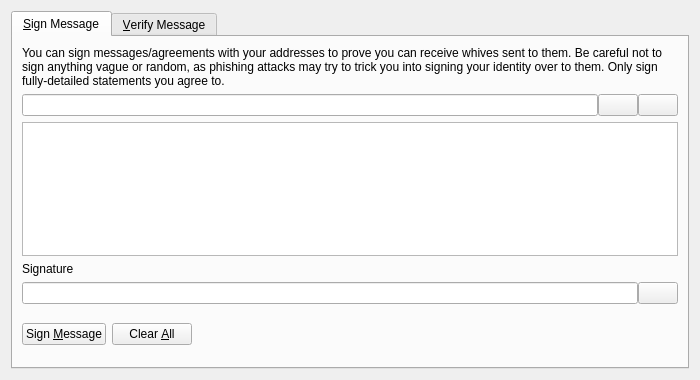
Qt form src/qt/forms/signverifymessagedialog.ui (xyephy/whive) before a commit.
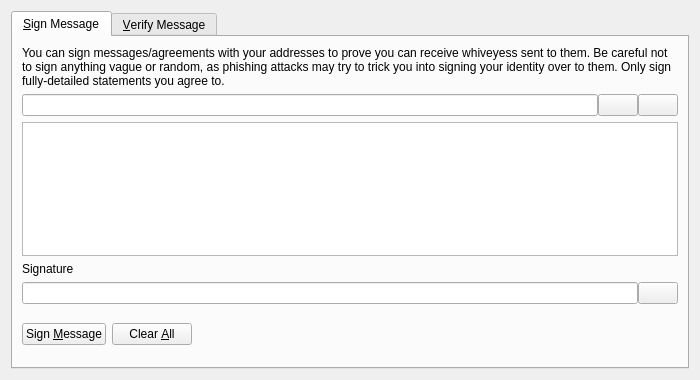
The same form after that commit. Icons and pictures are not drawn. Custom widgets are drawn as their Qt base class.

```diff
--- a/src/qt/forms/signverifymessagedialog.ui
+++ b/src/qt/forms/signverifymessagedialog.ui
@@ -30,7 +30,7 @@
        <item>
         <widget class="QLabel" name="infoLabel_SM">
          <property name="text">
-          <string>You can sign messages/agreements with your addresses to prove you can receive whives sent to them. Be careful not to sign anything vague or random, as phishing attacks may try to trick you into signing your identity over to them. Only sign fully-detailed statements you agree to.</string>
+          <string>You can sign messages/agreements with your addresses to prove you can receive whiveyess sent to them. Be careful not to sign anything vague or random, as phishing attacks may try to trick you into signing your identity over to them. Only sign fully-detailed statements you agree to.</string>
          </property>
          <property name="textFormat">
           <enum>Qt::PlainText</enum>
```
Left out of the diff: 8 changed lines with no effect on the pictures.
